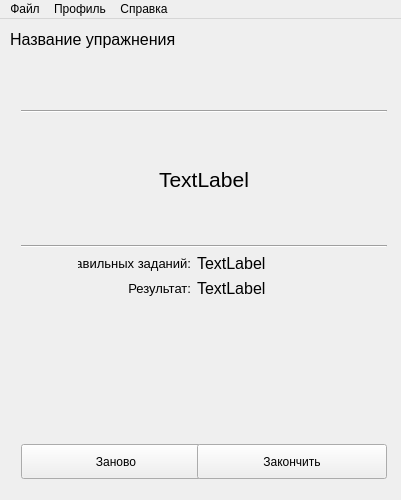
Rexagon/kanji-tutor, file app/window/mainwindow.ui: the form before one commit.
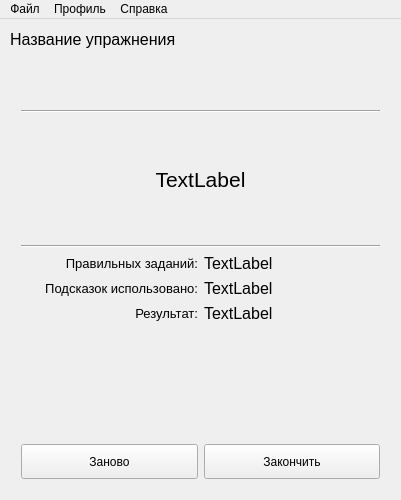
The form after the commit. The open tabs and pages were chosen to show the change.

The edit to the form file:
```diff
--- a/app/window/mainwindow.ui
+++ b/app/window/mainwindow.ui
@@ -532,7 +532,7 @@
        <rect>
         <x>10</x>
         <y>60</y>
-        <width>388</width>
+        <width>381</width>
         <height>411</height>
        </rect>
       </property>
@@ -544,30 +544,24 @@
          </property>
         </widget>
        </item>
-       <item row="9" column="0" colspan="2">
+       <item row="10" column="0" colspan="2">
         <widget class="QPushButton" name="resultsPageRestartButton">
          <property name="minimumSize">
           <size>
-           <width>190</width>
+           <width>0</width>
            <height>35</height>
           </size>
          </property>
-         <property name="maximumSize">
-          <size>
-           <width>190</width>
-           <height>16777215</height>
-          </size>
-         </property>
          <property name="text">
           <string>Заново</string>
          </property>
         </widget>
        </item>
-       <item row="9" column="2" colspan="2">
+       <item row="10" column="2" colspan="2">
         <widget class="QPushButton" name="resultsPageBackButton">
          <property name="minimumSize">
           <size>
-           <width>190</width>
+           <width>0</width>
            <height>35</height>
           </size>
          </property>
@@ -582,6 +576,22 @@
          </property>
         </widget>
        </item>
+       <item row="1" column="0" colspan="4">
+        <spacer name="resultsPageSpacer4">
+         <property name="orientation">
+          <enum>Qt::Vertical</enum>
+         </property>
+         <property name="sizeType">
+          <enum>QSizePolicy::Fixed</enum>
+         </property>
+         <property name="sizeHint" stdset="0">
+          <size>
+           <width>20</width>
+           <height>20</height>
+          </size>
+         </property>
+        </spacer>
+       </item>
        <item row="4" column="0" colspan="4">
         <widget class="QLabel" name="resultsPageMark">
          <property name="minimumSize">
@@ -609,6 +619,27 @@
          </property>
         </widget>
        </item>
+       <item row="8" column="0" colspan="2">
+        <widget class="QLabel" name="resultsPagePercentageLabel">
+         <property name="maximumSize">
+          <size>
+           <width>16777215</width>
+           <height>20</height>
+          </size>
+         </property>
+         <property name="font">
+          <font>
+           <pointsize>10</pointsize>
+          </font>
+         </property>
+         <property name="text">
+          <string>Результат:</string>
+         </property>
+         <property name="alignment">
+          <set>Qt::AlignRight|Qt::AlignTrailing|Qt::AlignVCenter</set>
+         </property>
+        </widget>
+       </item>
        <item row="5" column="0" colspan="4">
         <widget class="Line" name="resultsPageHorizontalLine2">
          <property name="orientation">
@@ -616,23 +647,7 @@
          </property>
         </widget>
        </item>
-       <item row="1" column="1" colspan="2">
-        <spacer name="resultsPageSpacer4">
-         <property name="orientation">
-          <enum>Qt::Vertical</enum>
-         </property>
-         <property name="sizeType">
-          <enum>QSizePolicy::Fixed</enum>
-         </property>
-         <property name="sizeHint" stdset="0">
-          <size>
-           <width>20</width>
-           <height>20</height>
-          </size>
-         </property>
-        </spacer>
-       </item>
-       <item row="8" column="1" colspan="2">
+       <item row="9" column="0" colspan="4">
         <spacer name="resultsPageSpacer2">
          <property name="orientation">
           <enum>Qt::Vertical</enum>
@@ -645,81 +660,7 @@
          </property>
         </spacer>
        </item>
-       <item row="7" column="1">
-        <widget class="QLabel" name="resultsPagePercentageLabel">
-         <property name="maximumSize">
-          <size>
-           <width>16777215</width>
-           <height>20</height>
-          </size>
-         </property>
-         <property name="font">
-          <font>
-           <pointsize>10</pointsize>
-          </font>
-         </property>
-         <property name="text">
-          <string>Результат:</string>
-         </property>
-         <property name="alignment">
-          <set>Qt::AlignRight|Qt::AlignTrailing|Qt::AlignVCenter</set>
-         </property>
-        </widget>
-       </item>
-       <item row="6" column="0" rowspan="3">
-        <spacer name="resultsPageSpacer1">
-         <property name="orientation">
-          <enum>Qt::Horizontal</enum>
-         </property>
-         <property name="sizeType">
-          <enum>QSizePolicy::Fixed</enum>
-         </property>
-         <property name="sizeHint" stdset="0">
-          <size>
-           <width>40</width>
-           <height>20</height>
-          </size>
-         </property>
-        </spacer>
-       </item>
-       <item row="6" column="3" rowspan="3">
-        <spacer name="resultsPageSpacer3">
-         <property name="orientation">
-          <enum>Qt::Horizontal</enum>
-         </property>
-         <property name="sizeType">
-          <enum>QSizePolicy::Fixed</enum>
-         </property>
-         <property name="sizeHint" stdset="0">
-          <size>
-           <width>40</width>
-           <height>20</height>
-          </size>
-         </property>
-        </spacer>
-       </item>
-       <item row="6" column="1">
-        <widget class="QLabel" name="resultsPageNumCorrectLabel">
-         <property name="maximumSize">
-          <size>
-           <width>16777215</width>
-           <height>20</height>
-          </size>
-         </property>
-         <property name="font">
-          <font>
-           <pointsize>10</pointsize>
-          </font>
-         </property>
-         <property name="text">
-          <string>Правильных заданий:</string>
-         </property>
-         <property name="alignment">
-          <set>Qt::AlignRight|Qt::AlignTrailing|Qt::AlignVCenter</set>
-         </property>
-        </widget>
-       </item>
-       <item row="6" column="2">
+       <item row="6" column="2" colspan="2">
         <widget class="QLabel" name="resultsPageNumCorrect">
          <property name="maximumSize">
           <size>
@@ -740,7 +681,7 @@
          </property>
         </widget>
        </item>
-       <item row="7" column="2">
+       <item row="8" column="2" colspan="2">
         <widget class="QLabel" name="resultsPagePercentage">
          <property name="maximumSize">
           <size>
@@ -761,6 +702,69 @@
          </property>
         </widget>
        </item>
+       <item row="6" column="0" colspan="2">
+        <widget class="QLabel" name="resultsPageNumCorrectLabel">
+         <property name="maximumSize">
+          <size>
+           <width>16777215</width>
+           <height>20</height>
+          </size>
+         </property>
+         <property name="font">
+          <font>
+           <pointsize>10</pointsize>
+          </font>
+         </property>
+         <property name="text">
+          <string>Правильных заданий:</string>
+         </property>
+         <property name="alignment">
+          <set>Qt::AlignRight|Qt::AlignTrailing|Qt::AlignVCenter</set>
+         </property>
+        </widget>
+       </item>
+       <item row="7" column="0" colspan="2">
+        <widget class="QLabel" name="resultsPageNumHintsUsedLabel">
+         <property name="maximumSize">
+          <size>
+           <width>16777215</width>
+           <height>20</height>
+          </size>
+         </property>
+         <property name="font">
+          <font>
+           <pointsize>10</pointsize>
+          </font>
+         </property>
+         <property name="text">
+          <string>Подсказок использовано:</string>
+         </property>
+         <property name="alignment">
+          <set>Qt::AlignRight|Qt::AlignTrailing|Qt::AlignVCenter</set>
+         </property>
+        </widget>
+       </item>
+       <item row="7" column="2" colspan="2">
+        <widget class="QLabel" name="resultsPageNumHintsUsed">
+         <property name="maximumSize">
+          <size>
+           <width>16777215</width>
+           <height>20</height>
+          </size>
+         </property>
+         <property name="font">
+          <font>
+           <pointsize>12</pointsize>
+          </font>
+         </property>
+         <property name="text">
+          <string>TextLabel</string>
+         </property>
+         <property name="alignment">
+          <set>Qt::AlignLeading|Qt::AlignLeft|Qt::AlignVCenter</set>
+         </property>
+        </widget>
+       </item>
       </layout>
      </widget>
     </widget>
```
Left out of the diff: 44 changed lines with no effect on the pictures.
